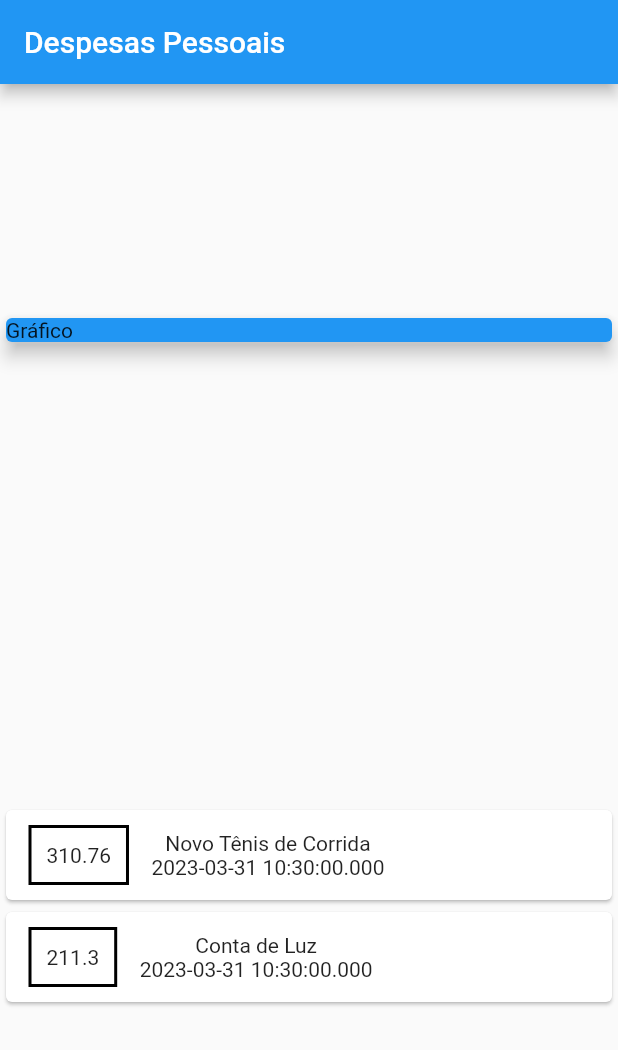
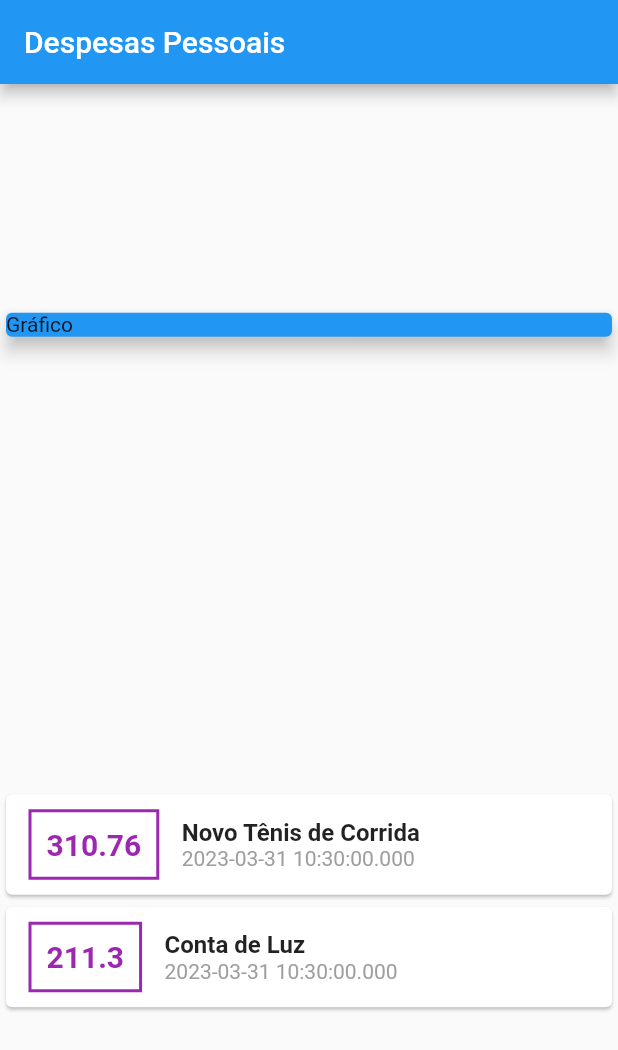
Before and after one commit to zullapo/aprenda_flutter_expenses, a Flutter app: the screen it shows after launch, on a phone screen of 412 x 824 dp. Shown: the top 1050 px of the screen. Run offline on Flutter 3.47's test engine with Material 2 defaults, Android fonts, the phone set to English and light mode, and no system bars.

Commit message:
Estilizando título e subtítulo do item da lista de transactions

```diff
--- a/lib/main.dart
+++ b/lib/main.dart
@@ -48,15 +48,30 @@ class MyHomePage extends StatelessWidget {
                                     horizontal: 15, vertical: 10),
                                 decoration: BoxDecoration(
                                     border: Border.all(
-                                  color: Colors.black,
+                                  color: Colors.purple,
                                   width: 2,
                                 )),
                                 padding: const EdgeInsets.all(10),
-                                child: Text(t.value.toString())),
-                            Column(children: [
-                              Text(t.title!),
-                              Text(t.date.toString())
-                            ])
+                                child: Text(
+                                  t.value.toString(),
+                                  style: const TextStyle(
+                                      fontWeight: FontWeight.bold,
+                                      fontSize: 20,
+                                      color: Colors.purple),
+                                )),
+                            Column(
+                                crossAxisAlignment: CrossAxisAlignment.start,
+                                children: [
+                                  Text(
+                                    t.title!,
+                                    style: const TextStyle(
+                                        fontSize: 16,
+                                        fontWeight: FontWeight.bold),
+                                  ),
+                                  Text(t.date.toString(),
+                                      style:
+                                          const TextStyle(color: Colors.grey))
+                                ])
                           ])))
                       .toList())
             ]));
```
